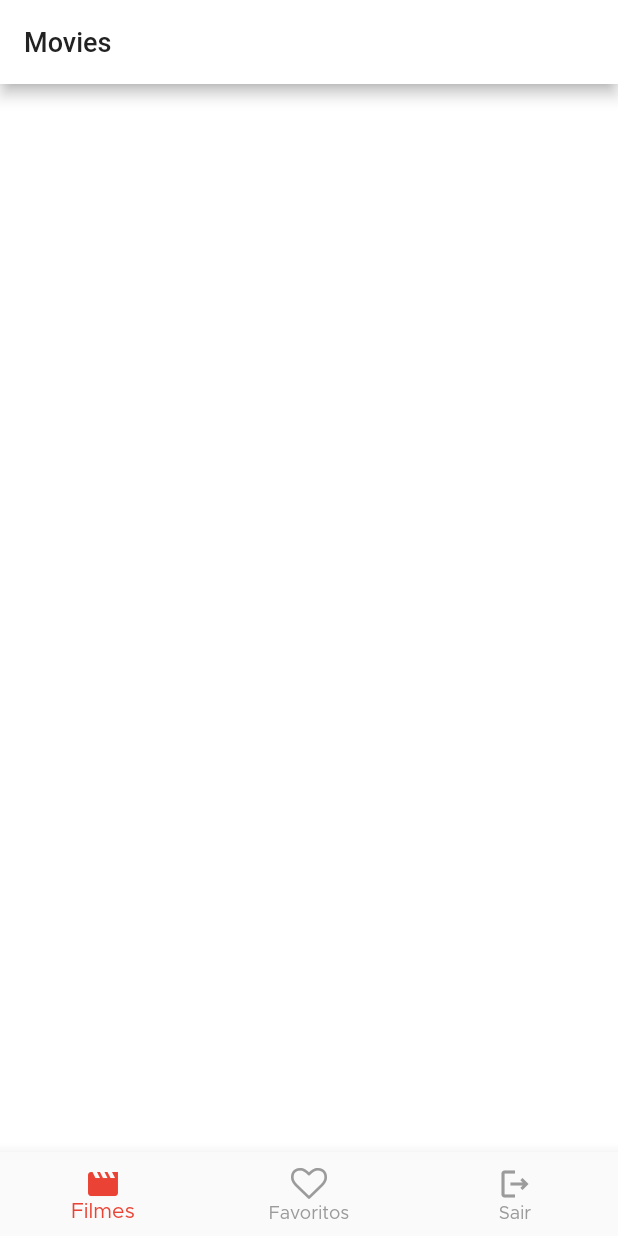
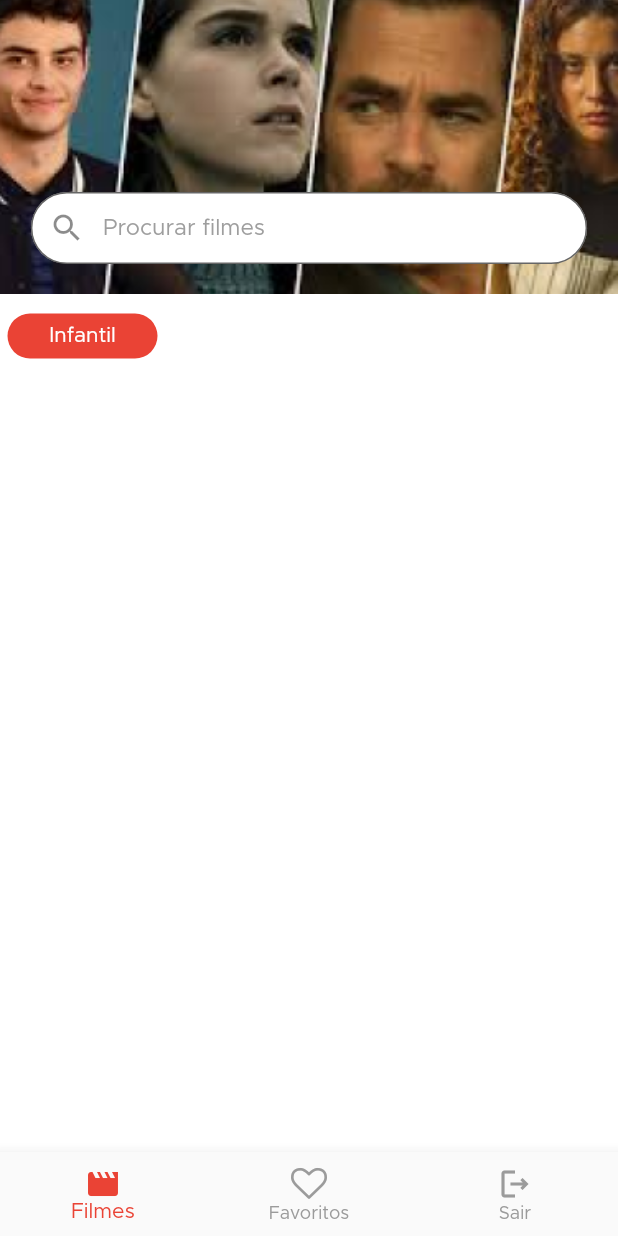
Before and after one commit to felipecastrosales/app_filmes, a Flutter app: the screen it shows once a user with an empty profile is signed in, on a phone screen of 412 x 824 dp. Run offline on Flutter 3.47's test engine with Material 2 defaults, Android fonts, the phone set to English and light mode, and no system bars; our stand-ins replace firebase_auth, firebase_core, firebase_remote_config, flutter_signin_button, get, google_sign_in; accounts and stored records are empty.

Commit message:
adding the basic structure in MoviesPage with your /widgets

```diff
--- a/lib/modules/movies/movies_page.dart
+++ b/lib/modules/movies/movies_page.dart
@@ -1,4 +1,9 @@
 import 'package:flutter/material.dart';
+
+import 'package:get/get.dart';
+
+import 'widgets/movies_filters.dart';
+import 'widgets/movies_header.dart';
 
 class MoviesPage extends StatelessWidget {
 
@@ -6,11 +11,15 @@ class MoviesPage extends StatelessWidget {
 
   @override
   Widget build(BuildContext context) {
-    return Scaffold(
-      appBar: AppBar(
-        title: const Text('Movies'),
+    return SizedBox(
+      width: Get.width,
+      height: Get.height,
+      child: ListView(
+        children: const [
+          MoviesHeader(),
+          MoviesFilters(),
+        ],
       ),
-      body: Container(),
     );
   }
 }
--- /dev/null
+++ b/lib/modules/movies/widgets/filter_tag.dart
@@ -0,0 +1,33 @@
+import 'package:flutter/material.dart';
+
+import 'package:app_filmes/application/ui/theme_extension.dart';
+
+class FilterTag extends StatelessWidget {
+  const FilterTag({Key? key}) : super(key: key);
+
+  @override
+  Widget build(BuildContext context) {
+    return Container(
+      margin: const EdgeInsets.all(5),
+      height: 20,
+      constraints: const BoxConstraints(
+        minWidth: 100,
+        minHeight: 30,
+      ),
+      decoration: BoxDecoration(
+        color: context.themeRed,
+        borderRadius: BorderRadius.circular(30),
+      ),
+      child: const Align(
+        alignment: Alignment.center,
+        child: Text(
+          'Infantil',
+          style: TextStyle(
+            color: Colors.white,
+            fontSize: 14,
+          ),
+        ),
+      ),
+    );
+  }
+}
--- /dev/null
+++ b/lib/modules/movies/widgets/movies_filters.dart
@@ -0,0 +1,22 @@
+import 'package:flutter/material.dart';
+
+import 'filter_tag.dart';
+
+class MoviesFilters extends StatelessWidget {
+  const MoviesFilters({Key? key}) : super(key: key);
+
+  @override
+  Widget build(BuildContext context) {
+    return Padding(
+      padding: const EdgeInsets.only(top: 8),
+      child: SingleChildScrollView(
+        scrollDirection: Axis.horizontal,
+        child: Row(
+          children: const [
+            FilterTag(),
+          ],
+        ),
+      ),
+    );
+  }
+}
--- /dev/null
+++ b/lib/modules/movies/widgets/movies_header.dart
@@ -0,0 +1,48 @@
+import 'package:flutter/material.dart';
+
+import 'package:get/get.dart';
+
+class MoviesHeader extends StatelessWidget {
+  const MoviesHeader({Key? key}) : super(key: key);
+
+  @override
+  Widget build(BuildContext context) {
+    return SizedBox(
+      width: Get.width,
+      height: 196,
+      child: Stack(
+        alignment: Alignment.bottomCenter,
+        children: [
+          SizedBox(
+            width: Get.width,
+            child: Image.asset(
+              'assets/images/header.png',
+              fit: BoxFit.cover,
+            ),
+          ),
+          Container(
+            width: Get.width * .9,
+            padding: const EdgeInsets.only(bottom: 20),
+            child: TextField(
+              decoration: InputDecoration(
+                border: OutlineInputBorder(
+                  borderRadius: BorderRadius.circular(30),
+                ),
+                fillColor: Colors.white,
+                filled: true,
+                labelText: 'Procurar filmes',
+                labelStyle: const TextStyle(
+                  fontSize: 15,
+                  color: Colors.grey,
+                ),
+                prefixIcon: const Icon(Icons.search),
+                contentPadding: EdgeInsets.zero,
+                floatingLabelBehavior: FloatingLabelBehavior.never,
+              ),
+            ),
+          ),
+        ],
+      ),
+    );
+  }
+}
```
